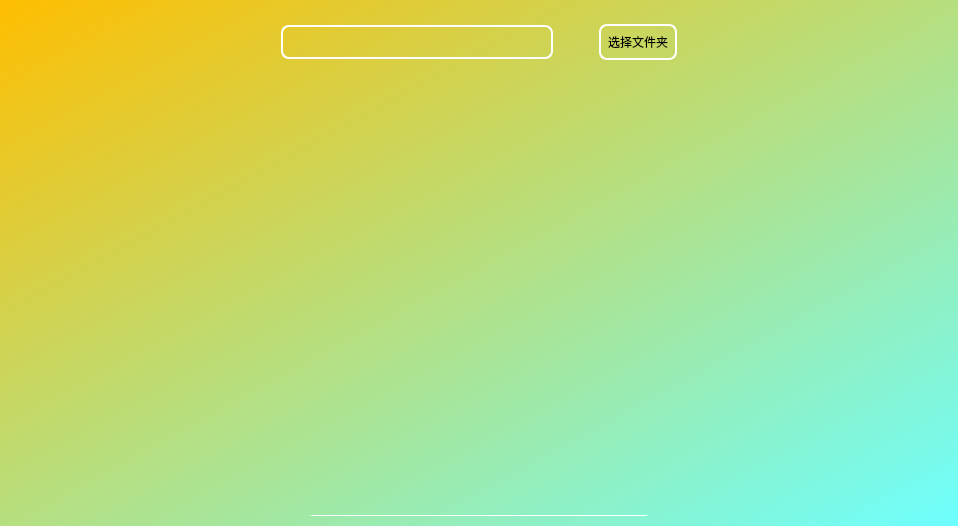
Before: the Qt Designer form ImagePlayer/player.ui in wlkla/PyQtFiles, drawn with Qt 5.
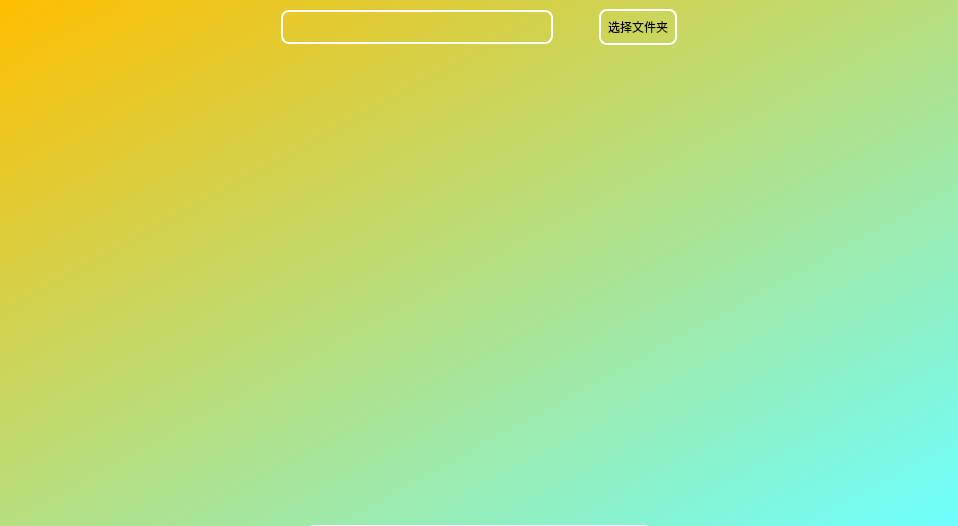
After: the same form once the commit is applied. Icons and pictures are not drawn.

```diff
--- a/ImagePlayer/player.ui
+++ b/ImagePlayer/player.ui
@@ -59,22 +59,6 @@
         <property name="spacing">
          <number>0</number>
         </property>
-        <item>
-         <spacer name="verticalSpacer">
-          <property name="orientation">
-           <enum>Qt::Vertical</enum>
-          </property>
-          <property name="sizeType">
-           <enum>QSizePolicy::Fixed</enum>
-          </property>
-          <property name="sizeHint" stdset="0">
-           <size>
-            <width>20</width>
-            <height>15</height>
-           </size>
-          </property>
-         </spacer>
-        </item>
         <item>
          <widget class="QWidget" name="widget" native="true">
           <property name="styleSheet">
@@ -196,7 +180,7 @@
              <x>0</x>
              <y>0</y>
              <width>956</width>
-             <height>350</height>
+             <height>375</height>
             </rect>
            </property>
            <property name="maximumSize">
@@ -462,22 +446,6 @@
           </widget>
          </widget>
         </item>
-        <item>
-         <spacer name="verticalSpacer_2">
-          <property name="orientation">
-           <enum>Qt::Vertical</enum>
-          </property>
-          <property name="sizeType">
-           <enum>QSizePolicy::Fixed</enum>
-          </property>
-          <property name="sizeHint" stdset="0">
-           <size>
-            <width>20</width>
-            <height>10</height>
-           </size>
-          </property>
-         </spacer>
-        </item>
        </layout>
       </item>
      </layout>
```
Left out of the diff: 37 changed lines with no effect on the pictures.
